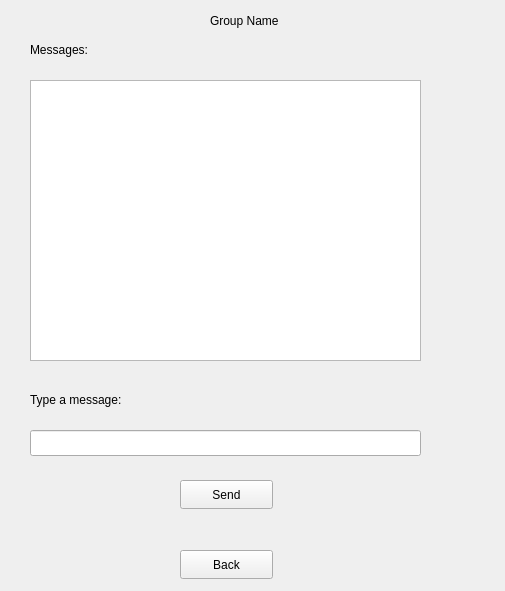
Above: ChatApp/groupchatwindow.ui from MoazMostafaAzab/cs2-lab-project before the change. Below: the same form after it.
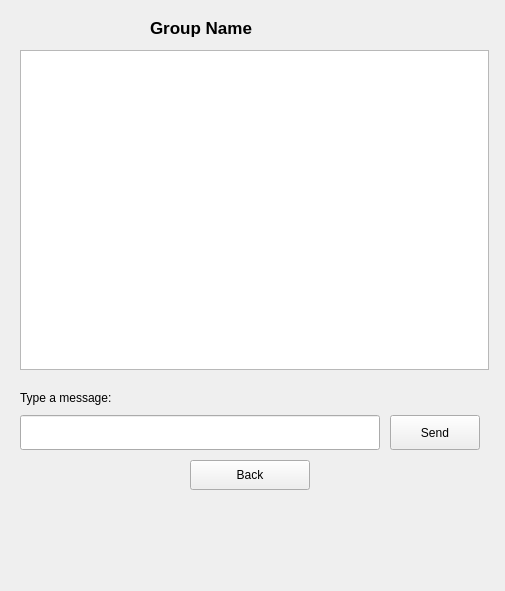
That is the form after the change.

Commit message: edited routing messages and added group message routing to go multiways

```diff
--- a/ChatApp/groupchatwindow.ui
+++ b/ChatApp/groupchatwindow.ui
@@ -16,12 +16,18 @@
   <widget class="QLabel" name="label_GroupName">
    <property name="geometry">
     <rect>
-     <x>210</x>
-     <y>10</y>
-     <width>101</width>
-     <height>21</height>
+     <x>150</x>
+     <y>15</y>
+     <width>200</width>
+     <height>25</height>
     </rect>
    </property>
+   <property name="font">
+    <font>
+     <pointsize>13</pointsize>
+     <bold>true</bold>
+    </font>
+   </property>
    <property name="text">
     <string>Group Name</string>
    </property>
@@ -29,33 +35,20 @@
   <widget class="QTextBrowser" name="textBrowser_GroupMessages">
    <property name="geometry">
     <rect>
-     <x>30</x>
-     <y>80</y>
-     <width>391</width>
-     <height>281</height>
+     <x>20</x>
+     <y>50</y>
+     <width>469</width>
+     <height>320</height>
     </rect>
    </property>
   </widget>
-  <widget class="QLabel" name="label_GroupMessages">
-   <property name="geometry">
-    <rect>
-     <x>30</x>
-     <y>40</y>
-     <width>81</width>
-     <height>20</height>
-    </rect>
-   </property>
-   <property name="text">
-    <string>Messages:</string>
-   </property>
-  </widget>
   <widget class="QLabel" name="label_TypeMessage">
    <property name="geometry">
     <rect>
-     <x>30</x>
-     <y>390</y>
-     <width>151</width>
-     <height>20</height>
+     <x>20</x>
+     <y>385</y>
+     <width>120</width>
+     <height>25</height>
     </rect>
    </property>
    <property name="text">
@@ -65,20 +58,20 @@
   <widget class="QLineEdit" name="lineEdit_TypMessage">
    <property name="geometry">
     <rect>
-     <x>30</x>
-     <y>430</y>
-     <width>391</width>
-     <height>26</height>
+     <x>20</x>
+     <y>415</y>
+     <width>360</width>
+     <height>35</height>
     </rect>
    </property>
   </widget>
   <widget class="QPushButton" name="pushButton_Send">
    <property name="geometry">
     <rect>
-     <x>180</x>
-     <y>480</y>
-     <width>93</width>
-     <height>29</height>
+     <x>390</x>
+     <y>415</y>
+     <width>90</width>
+     <height>35</height>
     </rect>
    </property>
    <property name="text">
@@ -88,10 +81,10 @@
   <widget class="QPushButton" name="pushButton_Back">
    <property name="geometry">
     <rect>
-     <x>180</x>
-     <y>550</y>
-     <width>93</width>
-     <height>29</height>
+     <x>190</x>
+     <y>460</y>
+     <width>120</width>
+     <height>30</height>
     </rect>
    </property>
    <property name="text">
```
The commit also changes 271 other files.
